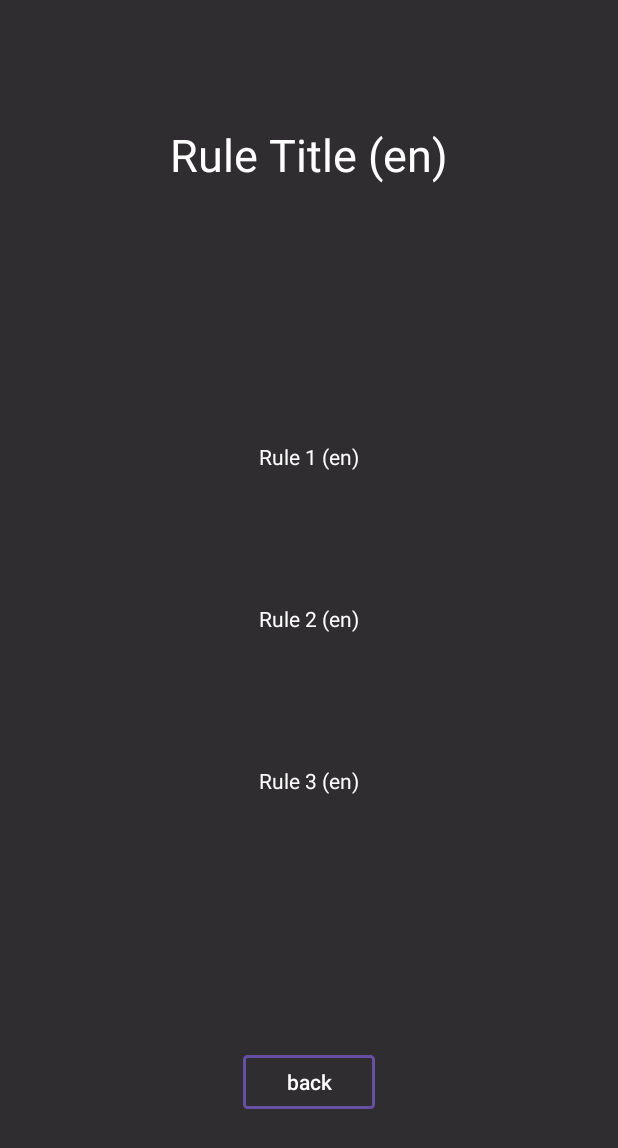
After one commit to Tmalinge/Color_tiles, an Android app: the RulesActivity screen opened directly, with no data from a screen before it, on a phone screen of 412 x 824 dp. The commit adds this screen. Shown: the top 1148 px of the screen. Run offline under Robolectric (Android 15) with nearby library versions, the phone set to English and light mode, and no system bars.

Commit message:
Add Rules Activity + String (need to eddit)

```diff
--- a/app/src/main/AndroidManifest.xml
+++ b/app/src/main/AndroidManifest.xml
@@ -15,20 +15,23 @@
         <service
             android:name=".MyTimeService"
             android:enabled="true"
-            android:exported="true"></service>
-
+            android:exported="true" />
+        <activity
+            android:name=".RulesActivity"
+            android:exported="false"
+            android:screenOrientation="portrait"/>
         <activity
             android:name=".ScorePage"
             android:exported="false"
-            android:screenOrientation="portrait"/>
+            android:screenOrientation="portrait" />
         <activity
             android:name=".ActivityGame"
             android:exported="false"
-            android:screenOrientation="portrait"/>
+            android:screenOrientation="portrait" />
         <activity
             android:name=".Selector_page"
             android:exported="false"
-            android:screenOrientation="portrait"/>
+            android:screenOrientation="portrait" />
         <activity
             android:name=".MainActivity"
             android:exported="true"
--- /dev/null
+++ b/app/src/main/java/com/example/color_tiles/RulesActivity.java
@@ -0,0 +1,34 @@
+package com.example.color_tiles;
+
+import android.content.Intent;
+import android.os.Bundle;
+import android.view.View;
+import androidx.appcompat.app.AppCompatActivity;
+import com.example.color_tiles.databinding.ActivityRulesBinding;
+
+public class RulesActivity extends AppCompatActivity {
+
+    private ActivityRulesBinding binding;
+    @Override
+    protected void onCreate(Bundle savedInstanceState) {
+        super.onCreate(savedInstanceState);
+        binding = ActivityRulesBinding.inflate(getLayoutInflater());
+        setContentView(binding.getRoot());
+
+        //
+
+    }
+
+    @Override
+    protected void onResume() {
+        super.onResume();
+        binding.buttonRule.setOnClickListener(new View.OnClickListener() {
+            @Override
+            public void onClick(View v) {
+                Intent intent = new Intent(RulesActivity.this,Selector_page.class);
+                startActivity(intent);
+            }
+        });
+
+    }
+}
--- a/app/src/main/java/com/example/color_tiles/Selector_page.java
+++ b/app/src/main/java/com/example/color_tiles/Selector_page.java
@@ -153,5 +153,13 @@ public class Selector_page extends AppCompatActivity {
                 startActivity(intent);
             }
         });
+
+        binding.buttonToRules.setOnClickListener(new View.OnClickListener() {
+            @Override
+            public void onClick(View view) {
+                Intent intent = new Intent(Selector_page.this,RulesActivity.class);
+                startActivity(intent);
+            }
+        });
     }
 }
--- a/app/src/main/res/layout/activity_game.xml
+++ b/app/src/main/res/layout/activity_game.xml
@@ -38,9 +38,8 @@
         android:id="@+id/textTime"
         android:layout_width="wrap_content"
         android:layout_height="wrap_content"
-        android:text="time"
         android:textColor="#FFFFFF"
-        android:textSize="20dp"
+        android:textSize="20sp"
         app:layout_constraintBottom_toTopOf="@+id/guideline4"
         app:layout_constraintEnd_toEndOf="parent"
         app:layout_constraintStart_toStartOf="parent"
--- a/app/src/main/res/layout/activity_main.xml
+++ b/app/src/main/res/layout/activity_main.xml
@@ -1,7 +1,6 @@
 <?xml version="1.0" encoding="utf-8"?>
 <androidx.constraintlayout.widget.ConstraintLayout xmlns:android="http://schemas.android.com/apk/res/android"
     xmlns:app="http://schemas.android.com/apk/res-auto"
-    xmlns:tools="http://schemas.android.com/tools"
     android:id="@+id/main"
     android:layout_width="match_parent"
     android:layout_height="match_parent"
@@ -35,7 +34,7 @@
         app:layout_constraintTop_toBottomOf="@+id/textView">
 
         <ImageView
-            android:id="@+id/ImageBleue"
+            android:id="@+id/ImageBleu"
             android:layout_width="155dp"
             android:layout_height="155dp"
             app:srcCompat="@drawable/button_bleu" />
--- /dev/null
+++ b/app/src/main/res/layout/activity_rules.xml
@@ -0,0 +1,81 @@
+<?xml version="1.0" encoding="utf-8"?>
+<androidx.constraintlayout.widget.ConstraintLayout xmlns:android="http://schemas.android.com/apk/res/android"
+    xmlns:app="http://schemas.android.com/apk/res-auto"
+    xmlns:tools="http://schemas.android.com/tools"
+    android:id="@+id/main"
+    android:layout_width="match_parent"
+    android:layout_height="match_parent"
+    android:background="#D0000000"
+    tools:context=".RulesActivity">
+
+    <TextView
+        android:id="@+id/textRuleTitle"
+        android:layout_width="wrap_content"
+        android:layout_height="wrap_content"
+        android:text="@string/ruleTitle"
+        android:textColor="@android:color/white"
+        android:textSize="30sp"
+        app:layout_constraintBottom_toTopOf="@+id/guideline"
+        app:layout_constraintEnd_toEndOf="parent"
+        app:layout_constraintStart_toStartOf="parent"
+        app:layout_constraintTop_toTopOf="parent" />
+
+    <androidx.constraintlayout.widget.Guideline
+        android:id="@+id/guideline"
+        android:layout_width="wrap_content"
+        android:layout_height="wrap_content"
+        android:orientation="horizontal"
+        app:layout_constraintGuide_percent="0.25" />
+
+    <androidx.constraintlayout.widget.Guideline
+        android:id="@+id/guideline2"
+        android:layout_width="wrap_content"
+        android:layout_height="wrap_content"
+        android:orientation="horizontal"
+        app:layout_constraintGuide_percent="0.75" />
+
+    <TextView
+        android:id="@+id/textRule1"
+        android:layout_width="wrap_content"
+        android:layout_height="wrap_content"
+        android:text="@string/rule1"
+        android:textColor="@android:color/white"
+        app:layout_constraintBottom_toTopOf="@+id/textRule2"
+        app:layout_constraintEnd_toEndOf="parent"
+        app:layout_constraintStart_toStartOf="parent"
+        app:layout_constraintTop_toTopOf="@+id/guideline" />
+
+    <TextView
+        android:id="@+id/textRule2"
+        android:layout_width="wrap_content"
+        android:layout_height="wrap_content"
+        android:text="@string/rule2"
+        android:textColor="@android:color/white"
+        app:layout_constraintBottom_toTopOf="@+id/guideline2"
+        app:layout_constraintEnd_toEndOf="parent"
+        app:layout_constraintStart_toStartOf="parent"
+        app:layout_constraintTop_toTopOf="@+id/guideline" />
+
+    <TextView
+        android:id="@+id/textRule3"
+        android:layout_width="wrap_content"
+        android:layout_height="wrap_content"
+        android:text="@string/rule3"
+        android:textColor="@android:color/white"
+        app:layout_constraintBottom_toTopOf="@+id/guideline2"
+        app:layout_constraintEnd_toEndOf="parent"
+        app:layout_constraintStart_toStartOf="parent"
+        app:layout_constraintTop_toBottomOf="@+id/textRule2" />
+
+    <Button
+        android:id="@+id/buttonRule"
+        android:layout_width="wrap_content"
+        android:layout_height="wrap_content"
+        android:text="@string/back"
+        android:background="@drawable/button_style"
+        android:textColor="@android:color/white"
+        app:layout_constraintBottom_toBottomOf="parent"
+        app:layout_constraintEnd_toEndOf="parent"
+        app:layout_constraintStart_toStartOf="parent"
+        app:layout_constraintTop_toTopOf="@+id/guideline2" />
+</androidx.constraintlayout.widget.ConstraintLayout>
--- a/app/src/main/res/layout/activity_score_page.xml
+++ b/app/src/main/res/layout/activity_score_page.xml
@@ -1,7 +1,6 @@
 <?xml version="1.0" encoding="utf-8"?>
 <androidx.constraintlayout.widget.ConstraintLayout xmlns:android="http://schemas.android.com/apk/res/android"
     xmlns:app="http://schemas.android.com/apk/res-auto"
-    xmlns:tools="http://schemas.android.com/tools"
     android:layout_width="match_parent"
     android:layout_height="match_parent"
     android:background="#D0000000">
@@ -36,7 +35,6 @@
             android:id="@+id/votre_nom_textView"
             android:layout_width="match_parent"
             android:layout_height="48dp"
-            android:text="*score*"
             android:textAlignment="center"
             android:textAllCaps="false"
             android:textColor="#FFFFFF"
--- a/app/src/main/res/layout/activity_selector_page.xml
+++ b/app/src/main/res/layout/activity_selector_page.xml
@@ -14,6 +14,7 @@
         android:layout_height="wrap_content"
         android:layout_marginTop="60dp"
         android:text="@string/ecran_de_selection"
+        android:textColor="@android:color/white"
         android:textAppearance="@style/TextAppearance.AppCompat.Display2"
         app:layout_constraintEnd_toEndOf="parent"
         app:layout_constraintStart_toStartOf="parent"
@@ -25,6 +26,7 @@
         android:layout_height="wrap_content"
         android:layout_marginTop="40dp"
         android:text="@string/choisir_une_taille_pour_jouer"
+        android:textColor="@android:color/white"
         android:textAppearance="@style/TextAppearance.AppCompat.Body2"
         app:layout_constraintEnd_toEndOf="parent"
         app:layout_constraintStart_toStartOf="parent"
@@ -117,10 +119,10 @@
             android:layout_height="match_parent"
             android:layout_alignParentBottom="true"
             android:layout_gravity="center"
-            android:background="@android:color/transparent"
             android:dropDownVerticalOffset="35dp"
             android:gravity="center"
             android:text="English"
+            android:background="@drawable/button_style"
             android:textColor="@color/white" />
         <ImageView
             android:layout_width="wrap_content"
@@ -131,5 +133,17 @@
             android:layout_marginRight="10dp"/>
     </RelativeLayout>
 
+    <Button
+        android:id="@+id/buttonToRules"
+        android:layout_width="wrap_content"
+        android:layout_height="wrap_content"
+        android:text="@string/ruleBtn"
+        android:background="@drawable/button_style"
+        android:textColor="@android:color/white"
+        app:layout_constraintBottom_toTopOf="@+id/imageButton9"
+        app:layout_constraintEnd_toEndOf="parent"
+        app:layout_constraintStart_toStartOf="parent"
+        app:layout_constraintTop_toBottomOf="@+id/imageButton7" />
+
 
 </androidx.constraintlayout.widget.ConstraintLayout>
--- a/app/src/main/res/values/strings.xml
+++ b/app/src/main/res/values/strings.xml
@@ -11,4 +11,10 @@
     <string name="presentation">The game Color Tiles was developed by:</string>
     <string name="name">Theo, Adrien and Florian</string>
     <string name="best">Best score</string>
+
+    <string name="ruleBtn"> Rule (en) </string>
+    <string name="rule1"> Rule 1 (en) </string>
+    <string name="rule2"> Rule 2 (en) </string>
+    <string name="rule3"> Rule 3 (en) </string>
+    <string name="ruleTitle"> Rule Title (en) </string>
 </resources>
```
Also changed, not shown: 2 other files.
